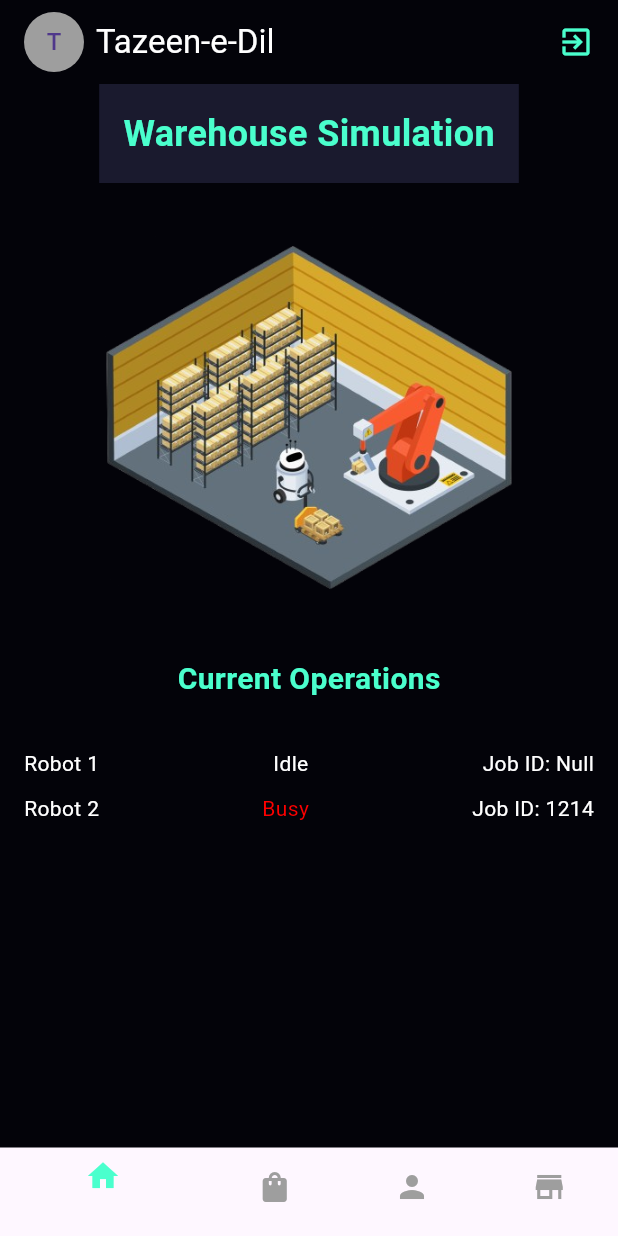
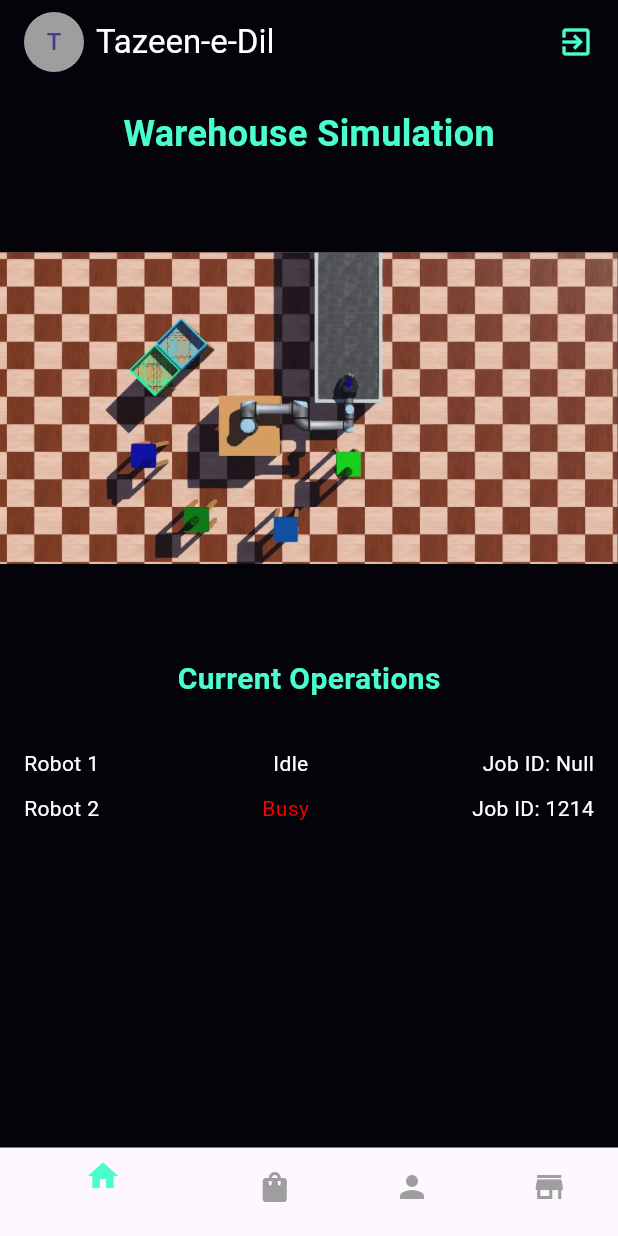
Before and after one commit to TazeenEDil/WarehouseBot-App, a Flutter app: the WarehouseSimulationScreen screen opened directly, on a phone screen of 412 x 824 dp. Run offline on Flutter 3.47's test engine with Material 3 defaults, Android fonts, the phone set to English and light mode, and no system bars.

Commit message:
changed pictures

```diff
--- a/warehousebot_app/lib/screens/warehouse_simulation.dart
+++ b/warehousebot_app/lib/screens/warehouse_simulation.dart
@@ -39,7 +39,7 @@
       body: Column(
         children: [
           Container(
-            color: Color(0xFF1A1A2E),
+            color: Color.fromARGB(255, 3, 3, 9),
             padding: EdgeInsets.all(16),
             child: Text(
               'Warehouse Simulation',
@@ -53,7 +53,7 @@
           Container(
             height: 300,
             color: Color.fromARGB(255, 3, 3, 9),
-            child: Image.asset('assets/images/simulation.png'),
+            child: Image.asset('assets/images/simulation.jpeg'),
 
           ),
           Container(
```
Also changed, not shown: warehousebot_app/assets/images/simulation.jpeg (added), warehousebot_app/assets/images/simulation.png (deleted).
